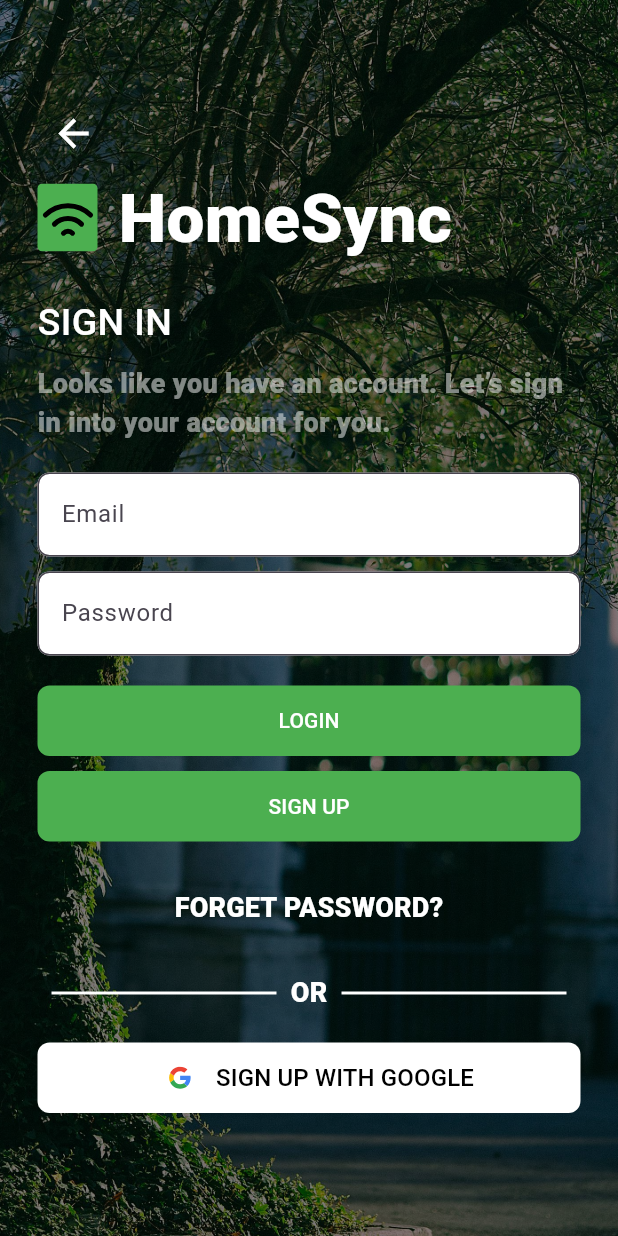
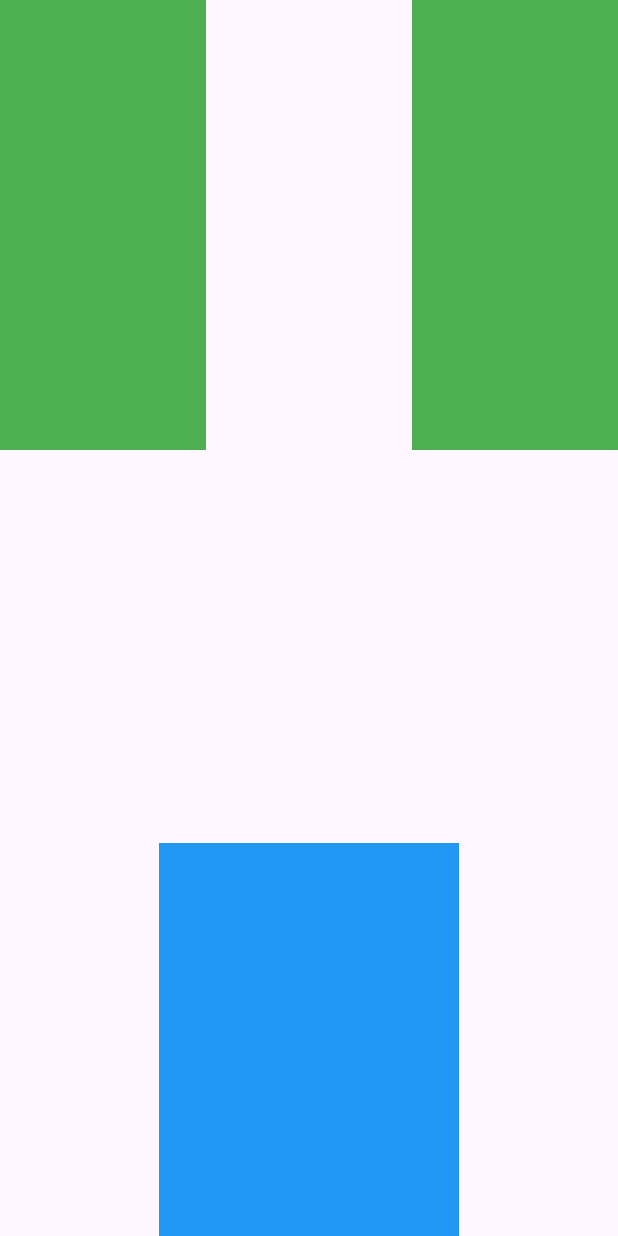
Before and after one commit to Tuyisenge2/E-commrcer-SPA-flutter, a Flutter app: the Login screen opened by its route, after a tap on "LOGIN", on a phone screen of 412 x 824 dp. Run offline on Flutter 3.47's test engine with Material 3 defaults, Android fonts, the phone set to English and light mode, and no system bars; our stand-ins replace flutter_svg, go_router.

Commit message:
feat-add dashboard page

```diff
--- a/lib/main.dart
+++ b/lib/main.dart
@@ -1,5 +1,6 @@
 import 'package:flutter/material.dart';
 import 'package:go_router/go_router.dart';
+import 'package:new_app/pages/Dashboard/Dashboard.dart';
 import 'package:new_app/pages/LoginPage.dart';
 import 'package:new_app/pages/ResetPassword.dart' show Resetpassword;
 import 'package:new_app/pages/forgetPassword.dart' show Forgetpassword;
@@ -22,6 +23,7 @@
       GoRoute(path: '/Login', builder: (context, state) => Login()),
       GoRoute(path: '/signup', builder: (context, state) => Signup()),
       GoRoute(path: '/forget', builder: (context, state) => Forgetpassword()),
+      GoRoute(path: '/dashboard', builder: (context, state) => Dashboard()),
     ],
   );
 
--- /dev/null
+++ b/lib/pages/Dashboard/dashboard.dart
@@ -0,0 +1,44 @@
+import 'package:flutter/material.dart';
+
+class Dashboard extends StatelessWidget {
+  @override
+  Widget build(BuildContext context) {
+    return Scaffold(
+      body: Column(
+        children: [
+          Row(
+            children: [
+              Flexible(
+                fit: FlexFit.tight,
+                child: Container(
+                  height: 300,
+                  width: 200,
+                  decoration: BoxDecoration(color: Colors.green),
+                ),
+              ),
+              // SizedBox(width: 20),
+              Spacer(),
+              Flexible(
+                fit: FlexFit.tight,
+                child: Container(
+                  height: 300,
+                  width: 200,
+                  decoration: BoxDecoration(color: Colors.green),
+                ),
+              ),
+            ],
+          ),
+          Spacer(),
+          Flexible(
+            fit: FlexFit.tight,
+            child: Container(
+              height: 300,
+              width: 200,
+              decoration: BoxDecoration(color: Colors.blue),
+            ),
+          ),
+        ],
+      ),
+    );
+  }
+}
--- a/lib/pages/hero_section.dart
+++ b/lib/pages/hero_section.dart
@@ -66,7 +66,8 @@
               ),
             ),
 
-            SizedBox(height: 310),
+            // SizedBox(height: 310),
+            Spacer(),
             TextButton(
               onPressed: () {
                 //    context.go('/login');
--- a/lib/pages/home.dart
+++ b/lib/pages/home.dart
@@ -48,7 +48,8 @@
               SizedBox(height: 15),
               ListView.separated(
                 itemBuilder: (context, index) {
-                  return Container(
+                  return
+                  Container(
                     height: 115,
                     decoration: BoxDecoration(
                       color:
--- a/lib/pages/login.dart
+++ b/lib/pages/login.dart
@@ -101,7 +101,9 @@
                 height: 47,
                 width: 400,
                 child: TextButton(
-                  onPressed: () {},
+                  onPressed: () {
+                    context.push('/dashboard');
+                  },
                   style: TextButton.styleFrom(
                     backgroundColor: Colors.green,
                     shape: RoundedRectangleBorder(
@@ -117,9 +119,8 @@
                 width: 400,
                 child: TextButton(
                   onPressed: () {
-                   // context.go('/signup');
+                    // context.go('/signup');
                     context.push('/signup');
-
                   },
                   style: TextButton.styleFrom(
                     backgroundColor: Colors.green,
@@ -131,20 +132,6 @@
                 ),
               ),
               SizedBox(height: 20),
-              // Center(
-              //   child:
-              //   TextButton(
-              //     onPressed: () => context.push('/forget'),
-              //     child: Text(
-              //       "FORGET PASSWORD?",
-              //       style: TextStyle(
-              //         color: Colors.white,
-              //         fontSize: 18,
-              //         fontWeight: FontWeight.w800,
-              //       ),
-              //     ),
-              //   ),
-              // ),
               ForgetButton(),
               SizedBox(height: 20),
               Row(
@@ -152,6 +139,7 @@
                 children: [
                   Container(
                     width: 150,
+                    //width: sx(12),
                     decoration: BoxDecoration(
                       border: Border.all(color: Colors.white, width: 1),
                     ),
--- a/pubspec.yaml
+++ b/pubspec.yaml
@@ -12,6 +12,7 @@
   flutter:
     sdk: flutter
   go_router: ^14.8.1
+  responsive_builder: ^0.7.1
 
   cupertino_icons: ^1.0.8
   flutter_svg: ^1.1.6
```
Also changed, not shown: pubspec.lock.
